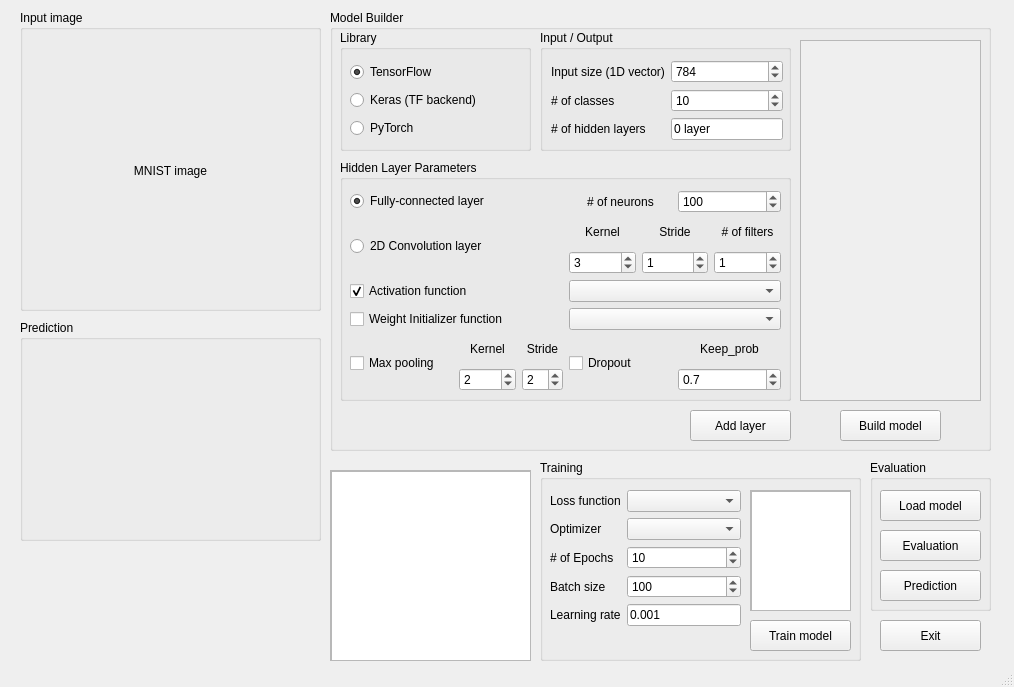
Old version of the form tf_testbed.ui in the repository togheppi/PyQt.
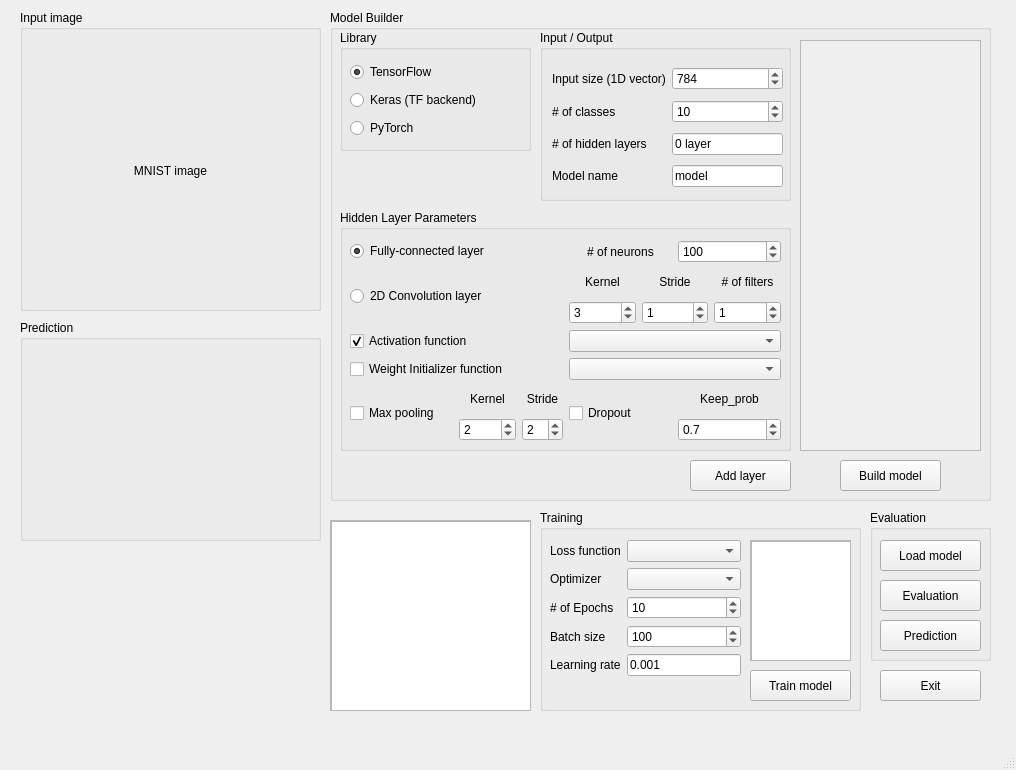
New version of the form.

The edit to the form file:
```diff
--- a/tf_testbed.ui
+++ b/tf_testbed.ui
@@ -6,8 +6,8 @@
    <rect>
     <x>0</x>
     <y>0</y>
-    <width>1014</width>
-    <height>687</height>
+    <width>1016</width>
+    <height>770</height>
    </rect>
   </property>
   <property name="windowTitle">
@@ -49,7 +49,7 @@
       <x>330</x>
       <y>10</y>
       <width>661</width>
-      <height>441</height>
+      <height>491</height>
      </rect>
     </property>
     <property name="title">
@@ -110,19 +110,19 @@
        <x>210</x>
        <y>20</y>
        <width>251</width>
-       <height>121</height>
+       <height>171</height>
       </rect>
      </property>
      <property name="title">
       <string>Input / Output</string>
      </property>
-     <widget class="QWidget" name="layoutWidget">
+     <widget class="QWidget" name="">
       <property name="geometry">
        <rect>
-        <x>11</x>
-        <y>30</y>
-        <width>232</width>
-        <height>82</height>
+        <x>12</x>
+        <y>33</y>
+        <width>231</width>
+        <height>131</height>
        </rect>
       </property>
       <layout class="QGridLayout" name="gridLayout_inputOutput">
@@ -187,6 +187,23 @@
          </property>
         </widget>
        </item>
+       <item row="3" column="0">
+        <widget class="QLabel" name="label_modelName">
+         <property name="text">
+          <string>Model name</string>
+         </property>
+        </widget>
+       </item>
+       <item row="3" column="1">
+        <widget class="QLineEdit" name="lineEdit_modelName">
+         <property name="text">
+          <string>model</string>
+         </property>
+         <property name="readOnly">
+          <bool>false</bool>
+         </property>
+        </widget>
+       </item>
       </layout>
      </widget>
     </widget>
@@ -194,7 +211,7 @@
      <property name="geometry">
       <rect>
        <x>10</x>
-       <y>150</y>
+       <y>200</y>
        <width>451</width>
        <height>241</height>
       </rect>
@@ -446,7 +463,7 @@
      <property name="geometry">
       <rect>
        <x>360</x>
-       <y>400</y>
+       <y>450</y>
        <width>101</width>
        <height>31</height>
       </rect>
@@ -461,7 +478,7 @@
        <x>470</x>
        <y>30</y>
        <width>181</width>
-       <height>361</height>
+       <height>411</height>
       </rect>
      </property>
      <layout class="QVBoxLayout" name="verticalLayout_modelViewer">
@@ -476,7 +493,7 @@
            <x>0</x>
            <y>0</y>
            <width>177</width>
-           <height>357</height>
+           <height>407</height>
           </rect>
          </property>
         </widget>
@@ -488,7 +505,7 @@
      <property name="geometry">
       <rect>
        <x>510</x>
-       <y>400</y>
+       <y>450</y>
        <width>101</width>
        <height>31</height>
       </rect>
@@ -502,7 +519,7 @@
     <property name="geometry">
      <rect>
       <x>540</x>
-      <y>460</y>
+      <y>510</y>
       <width>321</width>
       <height>201</height>
      </rect>
@@ -662,7 +679,7 @@
     <property name="geometry">
      <rect>
       <x>870</x>
-      <y>460</y>
+      <y>510</y>
       <width>121</width>
       <height>151</height>
      </rect>
@@ -714,7 +731,7 @@
     <property name="geometry">
      <rect>
       <x>880</x>
-      <y>620</y>
+      <y>670</y>
       <width>101</width>
       <height>31</height>
      </rect>
@@ -751,7 +768,7 @@
     <property name="geometry">
      <rect>
       <x>330</x>
-      <y>470</y>
+      <y>520</y>
       <width>201</width>
       <height>191</height>
      </rect>
```
